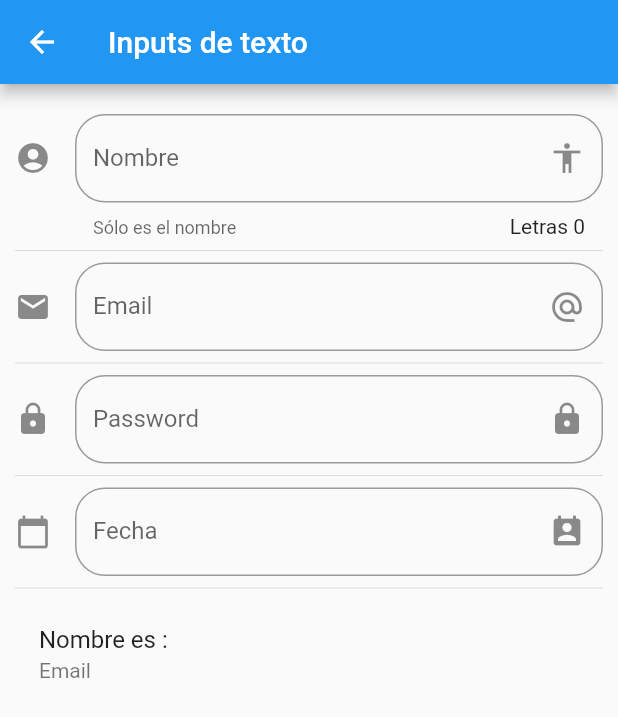
After one commit to Cesar1997/flutter-componentes, a Flutter app: the screen it shows after launch, after a tap on "Inputs", on a phone screen of 412 x 824 dp. The commit adds this screen. Shown: the top 717 px of the screen. Run offline on Flutter 3.47's test engine with Material 2 defaults, Android fonts, the phone set to English and light mode, and no system bars; network calls fail.

Commit message:
Item_page y animated_container

```diff
--- a/data/menu_opts.json
+++ b/data/menu_opts.json
@@ -15,6 +15,16 @@
             "ruta" : "card",
             "icon" : "folder_open",
             "texto": "Cards - Tarjetas"
+        },
+        {
+            "ruta" : "animatedContainer",
+            "icon" : "donut_large",
+            "texto" : "Animated Container"
+        },
+        {
+            "ruta"  : "inputs",
+            "icon"  : "input",
+            "texto" : "Inputs"
         }
     ]
 }
--- a/lib/main.dart
+++ b/lib/main.dart
@@ -1,4 +1,5 @@
 import 'package:flutter/material.dart';
+import 'package:flutter_localizations/flutter_localizations.dart';
 import 'package:componentes/src/routes/routes.dart';
 import 'package:componentes/src/pages/alert_page.dart';
 void main() => runApp(MyApp());
@@ -7,6 +8,14 @@ class MyApp extends StatelessWidget {
   Widget build(BuildContext context) {
     return MaterialApp(
       debugShowCheckedModeBanner: false,
+      localizationsDelegates: [
+        GlobalMaterialLocalizations.delegate,
+        GlobalWidgetsLocalizations.delegate
+      ],
+      supportedLocales: [
+        const Locale('en','US'), //Ingles
+        const Locale('es','ES') //Español
+      ],
       title: 'Material App',
       initialRoute: 'home',
       routes: getApplicationRoutes(),
--- /dev/null
+++ b/lib/src/pages/Input_page.dart
@@ -0,0 +1,146 @@
+import 'package:flutter/material.dart';
+
+
+class InputPage extends StatefulWidget {
+  @override
+  _InputPageState createState() => _InputPageState();
+}
+
+class _InputPageState extends State<InputPage> {
+  int _counter = 0;
+  String _nombre = "";
+  String _email  = "";
+  String _fecha  = "";
+  TextEditingController _inputFieldDateController = new TextEditingController();
+  @override
+  Widget build(BuildContext context) {
+    return Scaffold(
+      appBar: AppBar(
+        title : Text('Inputs de texto')
+      ),
+      body: ListView(
+        padding: EdgeInsets.symmetric(horizontal: 10.0, vertical: 20.0),
+        children: <Widget>[
+          _crearInput(),
+          Divider(),
+          _crearEmail(),
+          Divider(),
+          _crearPassword(),
+          Divider(),
+          _crearFecha(context),
+          Divider(),
+
+          _crearPersona()
+        ],
+      )
+    );
+  }
+
+  Widget _crearInput() {
+    return TextField(
+      textCapitalization: TextCapitalization.sentences, //Pone la letra capital
+      decoration: InputDecoration(
+        border: OutlineInputBorder(
+          borderRadius: BorderRadius.circular(20.0)
+        ),
+        counter: Text('Letras $_counter'),
+        hintText: 'Nombre de la persona', //placeholder dentro del input,
+        labelText: 'Nombre',
+        helperText: 'Sólo es el nombre',
+        suffixIcon: Icon(Icons.accessibility), //Icono lado derecho dentro del input
+        icon : Icon( Icons.account_circle ), //Icono lado izquierdo fuera del input
+      ),
+      onChanged: (valor){
+        setState(() {
+            _counter = valor.length;
+            _nombre  = valor;
+        });
+      },
+    );
+  }
+
+ Widget _crearEmail() {
+   return TextField(
+      keyboardType: TextInputType.emailAddress,
+      decoration: InputDecoration(
+        border: OutlineInputBorder(
+          borderRadius: BorderRadius.circular(20.0)
+        ),
+        hintText: 'Email', //placeholder dentro del input,
+        labelText: 'Email',
+        suffixIcon: Icon(Icons.alternate_email), //Icono lado derecho dentro del input
+        icon : Icon( Icons.email), //Icono lado izquierdo fuera del input
+      ),
+      onChanged: (valor) => setState((){
+        _email = valor;
+      }),
+    );
+ }
+
+
+  _crearPassword() {
+     return TextField(
+      obscureText: true,
+      keyboardType: TextInputType.text,
+      decoration: InputDecoration(
+        border: OutlineInputBorder(
+          borderRadius: BorderRadius.circular(20.0)
+        ),
+        hintText: 'Password', //placeholder dentro del input,
+        labelText: 'Password',
+        suffixIcon: Icon(Icons.lock), //Icono lado derecho dentro del input
+        icon : Icon( Icons.lock), //Icono lado izquierdo fuera del input
+      ),
+      onChanged: (valor) => setState((){
+        print(valor);
+      }),
+    );
+  }
+
+
+
+  Widget _crearPersona() {
+   return ListTile(
+     title: Text('Nombre es : $_nombre'),
+     subtitle: Text('Email $_email'),
+   );
+ }
+
+  _crearFecha(BuildContext context) {
+    return TextField(
+      controller: _inputFieldDateController,
+      enableInteractiveSelection: false,
+      decoration: InputDecoration(
+        border: OutlineInputBorder(
+          borderRadius: BorderRadius.circular(20.0)
+        ),
+        hintText: 'Fecha', //placeholder dentro del input,
+        labelText: 'Fecha',
+        suffixIcon: Icon(Icons.perm_contact_calendar), //Icono lado derecho dentro del input
+        icon : Icon( Icons.calendar_today), //Icono lado izquierdo fuera del input
+      ),
+      onTap: (){
+        FocusScope.of(context).requestFocus(new FocusNode());
+        _selectDate( context );
+      },
+    );
+  }
+
+  void _selectDate(BuildContext context) async{
+    DateTime picked = await showDatePicker(
+      locale: Locale('es','ES'),
+      context : context,
+      initialDate : new DateTime.now(),
+      firstDate : new DateTime(2018),
+      lastDate : new DateTime(2025)
+    );
+
+    if(picked != null){
+      setState(() {
+        _fecha = picked.toString();
+        _inputFieldDateController.text = _fecha;
+      });
+    }
+  }
+
+}
--- a/lib/src/routes/routes.dart
+++ b/lib/src/routes/routes.dart
@@ -3,12 +3,15 @@ import 'package:componentes/src/pages/home_page.dart';
 import 'package:componentes/src/pages/alert_page.dart';
 import 'package:componentes/src/pages/avatar_page.dart';
 import 'package:componentes/src/pages/card_page.dart';
-
+import 'package:componentes/src/pages/animated_container.dart';
+import 'package:componentes/src/pages/Input_page.dart';
 Map<String,WidgetBuilder> getApplicationRoutes() {
   return <String,WidgetBuilder>{
     'home'   : (BuildContext context)  => HomePage(),
     'alert'  : (BuildContext context)  => AlertPage(),
     'avatar' : (BuildContext context)  => AvatarPage(),
-    'card'   : (BuildContext context)  => CardPage()
+    'card'   : (BuildContext context)  => CardPage(),
+    'animatedContainer' : (BuildContext context) => AnimatedContainerPage(),
+    'inputs'  : (BuildContext context) => InputPage()
   };
 }
--- a/lib/src/utils/icono_string_util.dart
+++ b/lib/src/utils/icono_string_util.dart
@@ -3,7 +3,9 @@ import 'package:flutter/material.dart';
 final _icons = <String,IconData>{
   'add_alert'     : Icons.add_alert,
   'accessibility' : Icons.accessibility,
-  'folder_open'   : Icons.folder_open
+  'folder_open'   : Icons.folder_open,
+  'donut_large'   : Icons.donut_large,
+  'input'         : Icons.input
 };
 
 Icon getIcon (String nombreIcono) {
--- a/pubspec.yaml
+++ b/pubspec.yaml
@@ -19,6 +19,10 @@ environment:
 dependencies:
   flutter:
     sdk: flutter
+
+  flutter_localizations:
+    sdk: flutter
+
 
   # The following adds the Cupertino Icons font to your application.
   # Use with the CupertinoIcons class for iOS style icons.
```
Also changed, not shown: lib/src/pages/animated_container.dart (added, +54 -0 lines), pubspec.lock.
